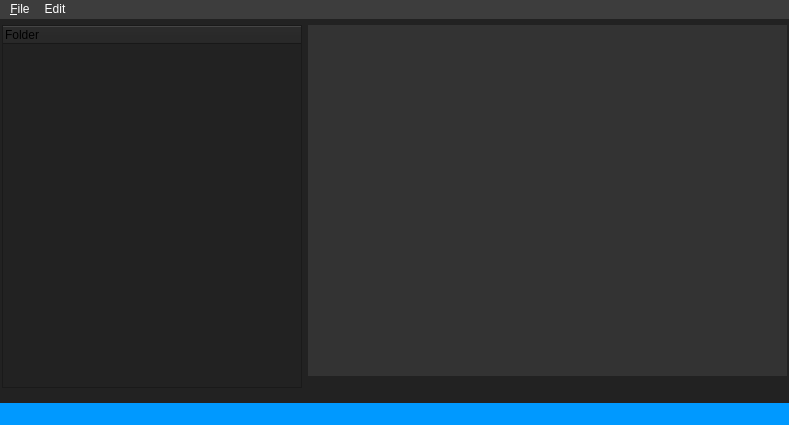
Before: the Qt Designer form Tutorial.ui in guanxiaohan/QtWidgetsApplication2, drawn with Qt 5.
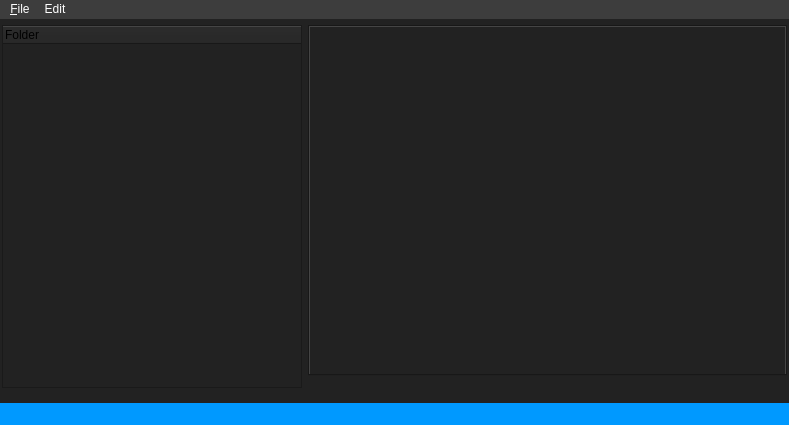
After: the same form once the commit is applied. Icons and pictures are not drawn.

Patch:
```diff
--- a/Tutorial.ui
+++ b/Tutorial.ui
@@ -98,7 +98,7 @@
      <item row="1" column="1">
       <widget class="QTabWidget" name="tabWidget">
        <property name="styleSheet">
-        <string notr="true">background-color:#333333;border:0px soild #111111;margin:0px 0px 0px 0px</string>
+        <string notr="true"/>
        </property>
        <property name="tabPosition">
         <enum>QTabWidget::North</enum>
```
